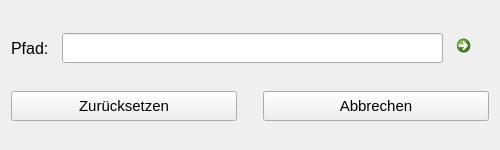
Old version of the form TUInventory/reset.ui in the repository SV-97/TUInventory.
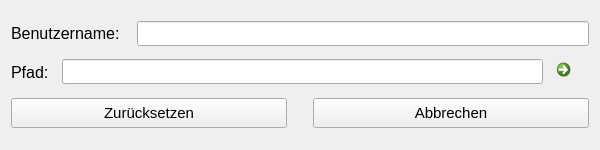
New version of the form.

Commit message: Added ability to select user for password reset

```diff
--- a/TUInventory/reset.ui
+++ b/TUInventory/reset.ui
@@ -6,7 +6,7 @@
    <rect>
     <x>0</x>
     <y>0</y>
-    <width>500</width>
+    <width>600</width>
     <height>150</height>
    </rect>
   </property>
@@ -24,14 +24,54 @@
   </property>
   <property name="maximumSize">
    <size>
-    <width>500</width>
+    <width>600</width>
     <height>150</height>
    </size>
   </property>
   <property name="windowTitle">
    <string>Passwort zurücksetzen</string>
   </property>
+  <layout class="QVBoxLayout" name="verticalLayout_2">
+   <item>
   <layout class="QVBoxLayout" name="verticalLayout">
+     <item>
+      <layout class="QHBoxLayout" name="horizontalLayout_3">
+       <item>
+        <widget class="QLabel" name="label_2">
+         <property name="minimumSize">
+          <size>
+           <width>120</width>
+           <height>0</height>
+          </size>
+         </property>
+         <property name="font">
+          <font>
+           <pointsize>12</pointsize>
+          </font>
+         </property>
+         <property name="text">
+          <string>Benutzername:</string>
+         </property>
+        </widget>
+       </item>
+       <item>
+        <widget class="QLineEdit" name="t_user">
+         <property name="minimumSize">
+          <size>
+           <width>150</width>
+           <height>25</height>
+          </size>
+         </property>
+         <property name="maximumSize">
+          <size>
+           <width>20000</width>
+           <height>16777215</height>
+          </size>
+         </property>
+        </widget>
+       </item>
+      </layout>
+     </item>
    <item>
     <layout class="QHBoxLayout" name="horizontalLayout_2">
      <item>
@@ -57,7 +97,7 @@
        <property name="minimumSize">
         <size>
          <width>0</width>
-         <height>30</height>
+           <height>25</height>
         </size>
        </property>
       </widget>
@@ -148,6 +188,8 @@
         <string>Abbrechen</string>
        </property>
       </widget>
+       </item>
+      </layout>
      </item>
     </layout>
    </item>
```
Lines whose indentation alone changed are shown as unchanged. The commit also changes 2 other files.
